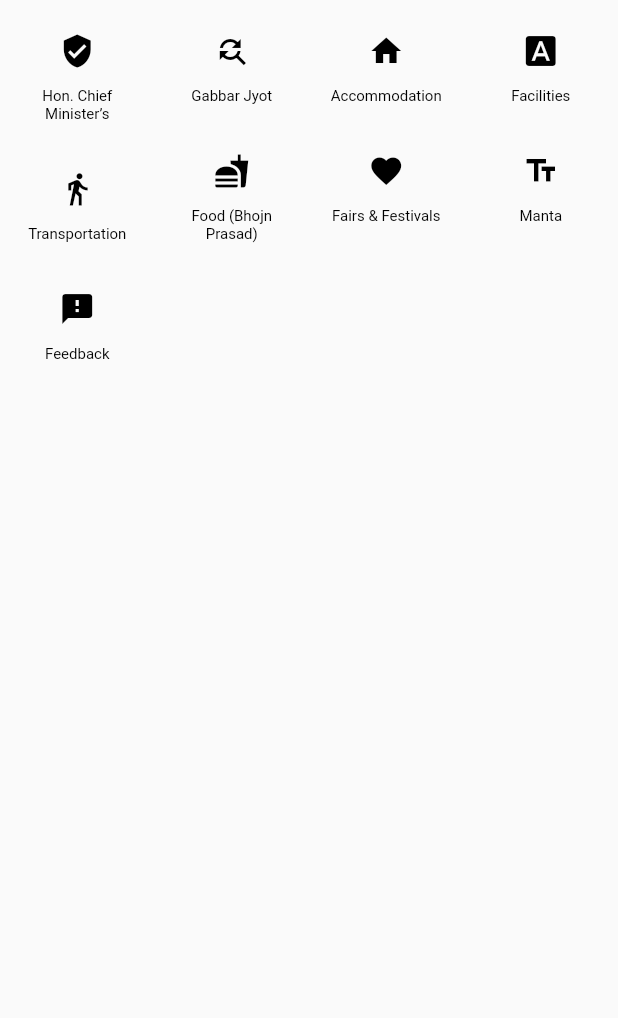
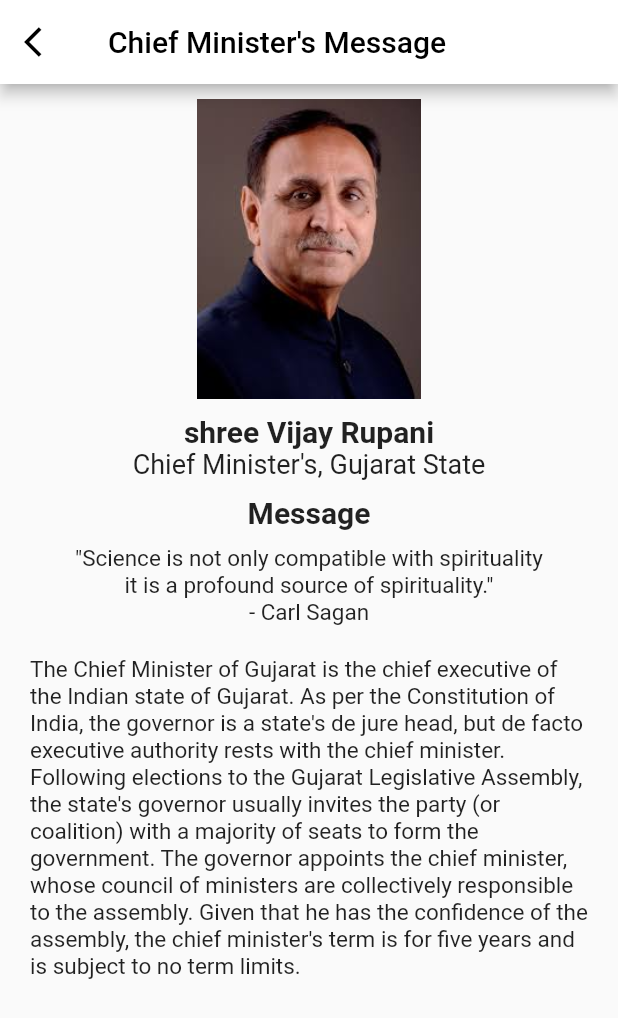
Before and after one commit to BlackDevil98/flutter_ambaji, a Flutter app: the BottomSheetClass widget shown alone on an empty page, opened directly, after a tap on the "verified user" icon, on a phone screen of 412 x 824 dp. Shown: the top 1018 px of the screen. Run offline on Flutter 3.47's test engine with Material 2 defaults, Android fonts, the phone set to English and light mode, and no system bars.

Commit message:
Minister message

```diff
--- a/lib/bottomsheet.dart
+++ b/lib/bottomsheet.dart
@@ -19,7 +19,9 @@ class BottomSheetClass extends StatelessWidget{
                     mainAxisSize: MainAxisSize.max,
                     children:<Widget>[
 
-                IconButton(icon: Icon(Icons.verified_user, color:Colors.black),onPressed: (){},),
+                IconButton(icon: Icon(Icons.verified_user, color:Colors.black),onPressed: () {
+                  Navigator.pushNamed(context, '/message');
+                },),
                 Text("Hon. Chief Minister’s",style:TextStyle(color: Colors.black,fontSize: 10,),textAlign: TextAlign.center,)
                     ]
                   ),
--- a/lib/main.dart
+++ b/lib/main.dart
@@ -1,3 +1,4 @@
+import 'package:ambaji/pmmessage.dart';
 import 'package:flutter/material.dart';
 //import 'package:google_sign_in/google_sign_in.dart';
 import 'home.dart';
@@ -14,6 +15,7 @@ class MyApp extends StatelessWidget {
       routes: {
         '/' : (context) => LoginScreen(),
         '/home' : (context) => HomeScreen(),
+        '/message' : (context) => MessageScreen(),
       },
     );
   }
--- /dev/null
+++ b/lib/pmmessage.dart
@@ -0,0 +1,58 @@
+import 'package:flutter/material.dart';
+
+class MessageScreen extends StatelessWidget{
+  @override
+  Widget build(BuildContext context) {
+    return Scaffold(
+      appBar: AppBar(
+        backgroundColor: Colors.white,
+        leading: Icon(Icons.arrow_back_ios,color:Colors.black),
+        title: Text("Chief Minister's Message",style: TextStyle(color:Colors.black),),
+      ),
+      resizeToAvoidBottomPadding: false,
+      body: SingleChildScrollView(
+              child: SafeArea(
+          child: Container(
+            width: 500,
+            child: Column(
+
+              children: <Widget>[
+
+                Column(
+                    crossAxisAlignment: CrossAxisAlignment.center,
+                    children:<Widget>[
+                      SizedBox(
+                        height:10,
+                      ),
+                      Image.asset("assest/pm.jpeg",height: 200,width: 200,),
+                      SizedBox(
+                        height:10,
+                      ),
+                      Text("shree Vijay Rupani",style: TextStyle(fontWeight: FontWeight.bold,fontSize: 20),),
+                      Text("Chief Minister's, Gujarat State",style: TextStyle(fontSize: 18),),
+
+                      SizedBox(
+                        height:10,
+                      ),
+                      Text("Message",style: TextStyle(fontWeight: FontWeight.bold,fontSize: 20),),
+                      SizedBox(
+                        height:10,
+                      ),
+                      Text("\"Science is not only compatible with spirituality",style: TextStyle(fontSize: 15),),
+                      Text("it is a profound source of spirituality.\"",style: TextStyle(fontSize: 15),),
+                      Text("- Carl Sagan",style: TextStyle(fontSize: 15),),
+                    ],
+                ),
+                Padding(
+                  padding: const EdgeInsets.all(20.0),
+                  child: Text("The Chief Minister of Gujarat is the chief executive of the Indian state of Gujarat. As per the Constitution of India, the governor is a state's de jure head, but de facto executive authority rests with the chief minister. Following elections to the Gujarat Legislative Assembly, the state's governor usually invites the party (or coalition) with a majority of seats to form the government. The governor appoints the chief minister, whose council of ministers are collectively responsible to the assembly. Given that he has the confidence of the assembly, the chief minister's term is for five years and is subject to no term limits.",
+                  style: TextStyle(fontSize:15),),
+                ),
+              ],
+            ),
+          ),),
+      ),
+    );
+  }
+
+}
```
Also changed, not shown: assest/pm.jpeg (added).
